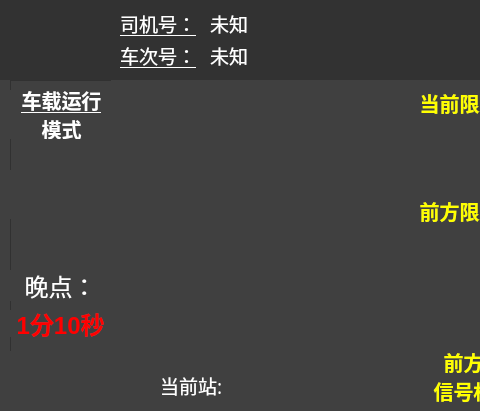
Old version of the form UI/Display_1024_768_2.ui in the repository noodleBin/Tram_DMI_Build; both pictures show x 0 to 480 and y 0 to 411 of the 1024 by 768 pixel window.
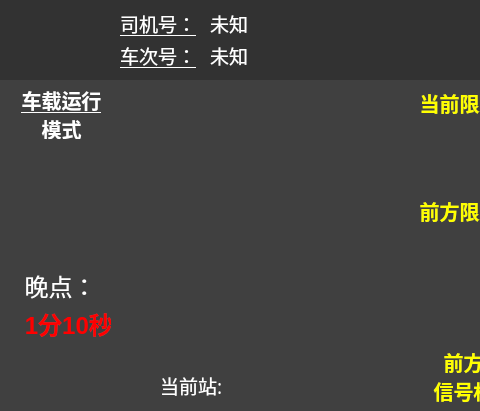
New version of the form. Icons and pictures are not drawn.

Patch:
```diff
--- a/UI/Display_1024_768_2.ui
+++ b/UI/Display_1024_768_2.ui
@@ -1636,7 +1636,7 @@
       </rect>
      </property>
      <property name="frameShape">
-      <enum>QFrame::StyledPanel</enum>
+      <enum>QFrame::NoFrame</enum>
      </property>
      <property name="frameShadow">
       <enum>QFrame::Raised</enum>
@@ -2049,6 +2049,9 @@
       <property name="text">
        <string> 1分10秒</string>
       </property>
+      <property name="alignment">
+       <set>Qt::AlignCenter</set>
+      </property>
      </widget>
     </widget>
    </widget>
```
Left out of the diff: 8 changed lines with no effect on the pictures.
